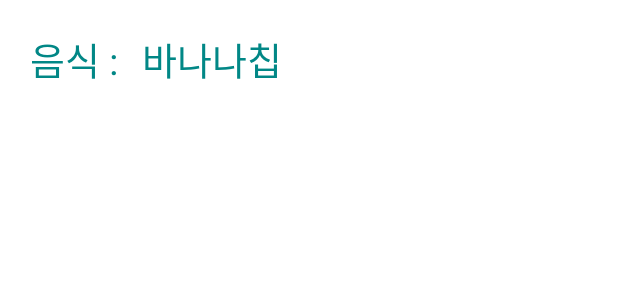
After one commit to dqwdd/CalorieXMLParsing_Final, an Android app: the layout item_colorie_data_list_big.xml on its own in the app's theme, with its tools: preview values and no code run, on a phone screen of 412 x 824 dp. The commit adds this screen. Shown: the top 300 px of the screen. Run offline under Robolectric (Android 15) with nearby library versions, the phone set to English and light mode, and no system bars.

Commit message:
2개 뷰 홀더 쓰기 예제 item이랑 어댑터만 손보면 됨 - 파일 추가 안해서 다시 커밋함

```diff
--- a/app/src/main/java/kr/co/mbest/caloriexmlparsing_final/ItemRecyclerAdapter.kt
+++ b/app/src/main/java/kr/co/mbest/caloriexmlparsing_final/ItemRecyclerAdapter.kt
@@ -28,7 +28,7 @@ class ItemRecyclerAdapter(
     class SmallViewHolder(val mContext: Context, view : View) : RecyclerView.ViewHolder(view) {
         val textView = view.findViewById<TextView>(R.id.tv_desk_kor)
         fun bind( context: Context, data: Item ) {
-            textView.text =data.BGN_YEAR
+            textView.text =data.DESC_KOR
         }
     }
 
--- /dev/null
+++ b/app/src/main/res/layout/item_colorie_data_list_big.xml
@@ -0,0 +1,32 @@
+<?xml version="1.0" encoding="utf-8"?>
+<LinearLayout xmlns:android="http://schemas.android.com/apk/res/android"
+    android:layout_width="wrap_content"
+    android:layout_height="wrap_content"
+    android:orientation="vertical"
+    android:id="@+id/layout_news_link"
+    android:padding="20dp">
+
+    <LinearLayout
+        android:layout_width="wrap_content"
+        android:layout_height="wrap_content"
+        android:orientation="horizontal">
+
+        <TextView
+            android:layout_width="wrap_content"
+            android:layout_height="wrap_content"
+            android:text="음식 : "
+            android:textColor="@color/teal_700"
+            android:textSize="25dp" />
+
+        <TextView
+            android:id="@+id/big_tv_desk_kor"
+            android:layout_width="wrap_content"
+            android:layout_height="wrap_content"
+            android:layout_marginLeft="10dp"
+            android:text="바나나칩"
+            android:textColor="@color/teal_700"
+            android:textSize="25dp" />
+
+    </LinearLayout>
+
+</LinearLayout>
```
